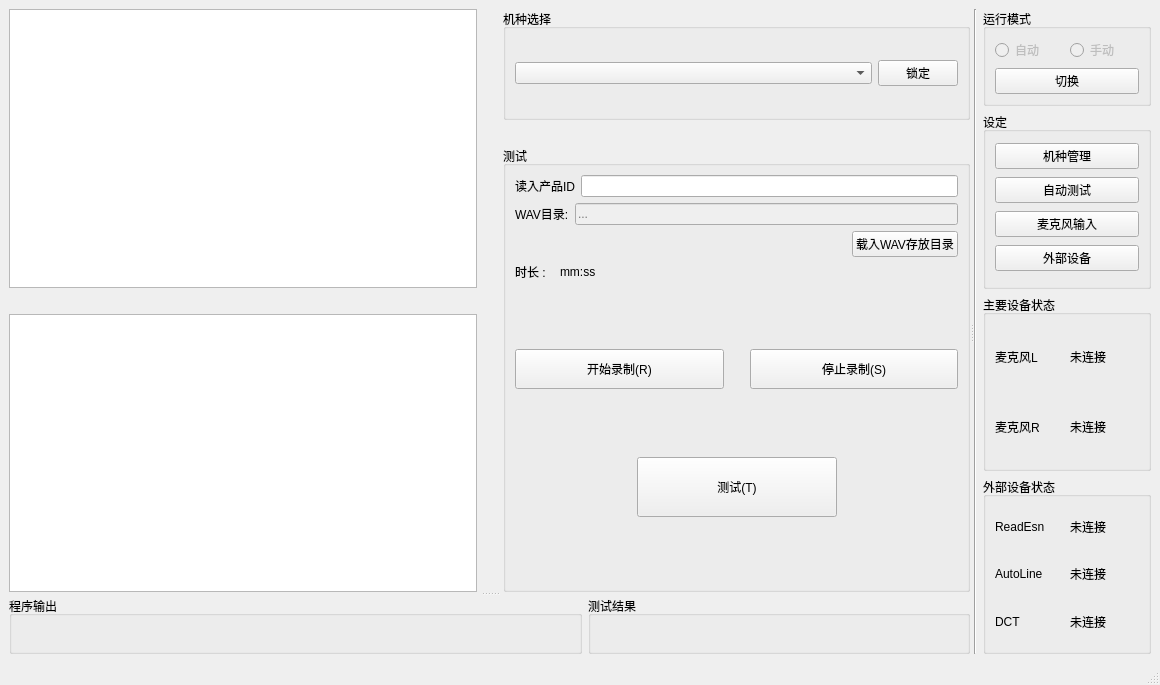
Qt form mainwindow.ui (YeeeeRQ/SpeakerTest) before a commit.
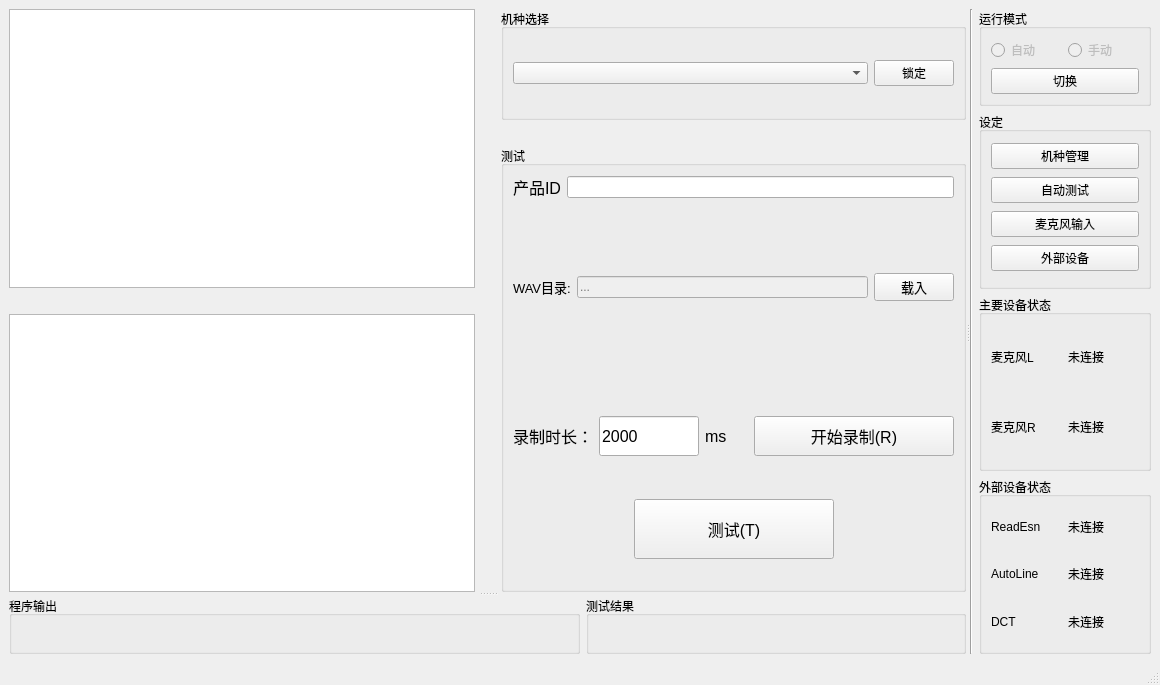
The same form after that commit. Custom widgets are drawn as their Qt base class.

Patch:
```diff
--- a/mainwindow.ui
+++ b/mainwindow.ui
@@ -121,8 +121,13 @@
                  <layout class="QHBoxLayout" name="horizontalLayout_3">
                   <item>
                    <widget class="QLabel" name="label_10">
+                    <property name="font">
+                     <font>
+                      <pointsize>12</pointsize>
+                     </font>
+                    </property>
                     <property name="text">
-                     <string>读入产品ID</string>
+                     <string>产品ID</string>
                     </property>
                    </widget>
                   </item>
@@ -137,6 +142,11 @@
                    <layout class="QHBoxLayout" name="horizontalLayout_4">
                     <item>
                      <widget class="QLabel" name="label">
+                      <property name="font">
+                       <font>
+                        <pointsize>10</pointsize>
+                       </font>
+                      </property>
                       <property name="text">
                        <string>WAV目录:</string>
                       </property>
@@ -164,6 +174,18 @@
                       </property>
                      </widget>
                     </item>
+                    <item>
+                     <widget class="QPushButton" name="btnLoadWavDir">
+                      <property name="font">
+                       <font>
+                        <pointsize>10</pointsize>
+                       </font>
+                      </property>
+                      <property name="text">
+                       <string>载入</string>
+                      </property>
+                     </widget>
+                    </item>
                    </layout>
                   </item>
                   <item>
@@ -181,106 +203,110 @@
                       </property>
                      </spacer>
                     </item>
-                    <item>
-                     <widget class="QPushButton" name="btnLoadWavDir">
-                      <property name="text">
-                       <string>载入WAV存放目录</string>
-                      </property>
-                     </widget>
-                    </item>
                    </layout>
                   </item>
                  </layout>
                 </item>
-                <item>
-                 <layout class="QHBoxLayout" name="horizontalLayout_13">
-                  <item>
-                   <layout class="QHBoxLayout" name="horizontalLayout_12">
-                    <item>
-                     <widget class="QLabel" name="label_null">
-                      <property name="text">
-                       <string>时长 : </string>
-                      </property>
-                     </widget>
-                    </item>
-                    <item>
-                     <widget class="QLabel" name="label4RecordTime">
-                      <property name="text">
-                       <string>mm:ss</string>
-                      </property>
-                     </widget>
-                    </item>
-                   </layout>
-                  </item>
-                  <item>
-                   <spacer name="verticalSpacer_3">
-                    <property name="orientation">
-                     <enum>Qt::Vertical</enum>
-                    </property>
-                    <property name="sizeType">
-                     <enum>QSizePolicy::Fixed</enum>
-                    </property>
-                    <property name="sizeHint" stdset="0">
-                     <size>
-                      <width>360</width>
-                      <height>17</height>
-                     </size>
-                    </property>
-                   </spacer>
-                  </item>
-                 </layout>
-                </item>
                 <item>
                  <layout class="QVBoxLayout" name="verticalLayout_3">
                   <item>
                    <layout class="QHBoxLayout" name="horizontalLayout_2">
                     <item>
-                     <widget class="QPushButton" name="btnStartRecord">
-                      <property name="minimumSize">
-                       <size>
-                        <width>0</width>
-                        <height>40</height>
-                       </size>
-                      </property>
-                      <property name="text">
-                       <string>开始录制(R)</string>
-                      </property>
-                     </widget>
-                    </item>
-                    <item>
-                     <spacer name="horizontalSpacer_7">
-                      <property name="orientation">
-                       <enum>Qt::Horizontal</enum>
-                      </property>
-                      <property name="sizeType">
-                       <enum>QSizePolicy::Fixed</enum>
-                      </property>
-                      <property name="sizeHint" stdset="0">
-                       <size>
-                        <width>20</width>
-                        <height>10</height>
-                       </size>
-                      </property>
-                     </spacer>
-                    </item>
-                    <item>
-                     <widget class="QPushButton" name="btnStopRecord">
-                      <property name="minimumSize">
-                       <size>
-                        <width>0</width>
-                        <height>40</height>
-                       </size>
-                      </property>
-                      <property name="text">
-                       <string>停止录制(S)</string>
-                      </property>
-                     </widget>
+                     <layout class="QHBoxLayout" name="horizontalLayout_15">
+                      <item>
+                       <widget class="QLabel" name="label_2">
+                        <property name="font">
+                         <font>
+                          <pointsize>12</pointsize>
+                         </font>
+                        </property>
+                        <property name="text">
+                         <string>录制时长：</string>
+                        </property>
+                       </widget>
+                      </item>
+                      <item>
+                       <widget class="QLineEdit" name="lineEditDurationOfRecord">
+                        <property name="minimumSize">
+                         <size>
+                          <width>100</width>
+                          <height>40</height>
+                         </size>
+                        </property>
+                        <property name="maximumSize">
+                         <size>
+                          <width>50</width>
+                          <height>16777215</height>
+                         </size>
+                        </property>
+                        <property name="font">
+                         <font>
+                          <pointsize>12</pointsize>
+                         </font>
+                        </property>
+                        <property name="text">
+                         <string>2000</string>
+                        </property>
+                       </widget>
+                      </item>
+                      <item>
+                       <widget class="QLabel" name="label_3">
+                        <property name="font">
+                         <font>
+                          <pointsize>12</pointsize>
+                         </font>
+                        </property>
+                        <property name="text">
+                         <string>ms</string>
+                        </property>
+                       </widget>
+                      </item>
+                      <item>
+                       <widget class="QPushButton" name="btnStartRecord">
+                        <property name="minimumSize">
+                         <size>
+                          <width>200</width>
+                          <height>40</height>
+                         </size>
+                        </property>
+                        <property name="font">
+                         <font>
+                          <pointsize>12</pointsize>
+                         </font>
+                        </property>
+                        <property name="text">
+                         <string>开始录制(R)</string>
+                        </property>
+                       </widget>
+                      </item>
+                     </layout>
                     </item>
                    </layout>
                   </item>
                   <item>
                    <layout class="QHBoxLayout" name="horizontalLayout_10"/>
                   </item>
+                  <item>
+                   <layout class="QHBoxLayout" name="horizontalLayout_13">
+                    <item>
+                     <layout class="QHBoxLayout" name="horizontalLayout_12">
+                      <item>
+                       <spacer name="horizontalSpacer_9">
+                        <property name="orientation">
+                         <enum>Qt::Horizontal</enum>
+                        </property>
+                        <property name="sizeHint" stdset="0">
+                         <size>
+                          <width>10</width>
+                          <height>17</height>
+                         </size>
+                        </property>
+                       </spacer>
+                      </item>
+                     </layout>
+                    </item>
+                   </layout>
+                  </item>
                   <item>
                    <layout class="QHBoxLayout" name="horizontalLayout_11">
                     <item>
@@ -316,6 +342,11 @@
                         <height>60</height>
                        </size>
                       </property>
+                      <property name="font">
+                       <font>
+                        <pointsize>12</pointsize>
+                       </font>
+                      </property>
                       <property name="text">
                        <string>测试(T)</string>
                       </property>
```
Left out of the diff: 8 changed lines with no effect on the pictures.
